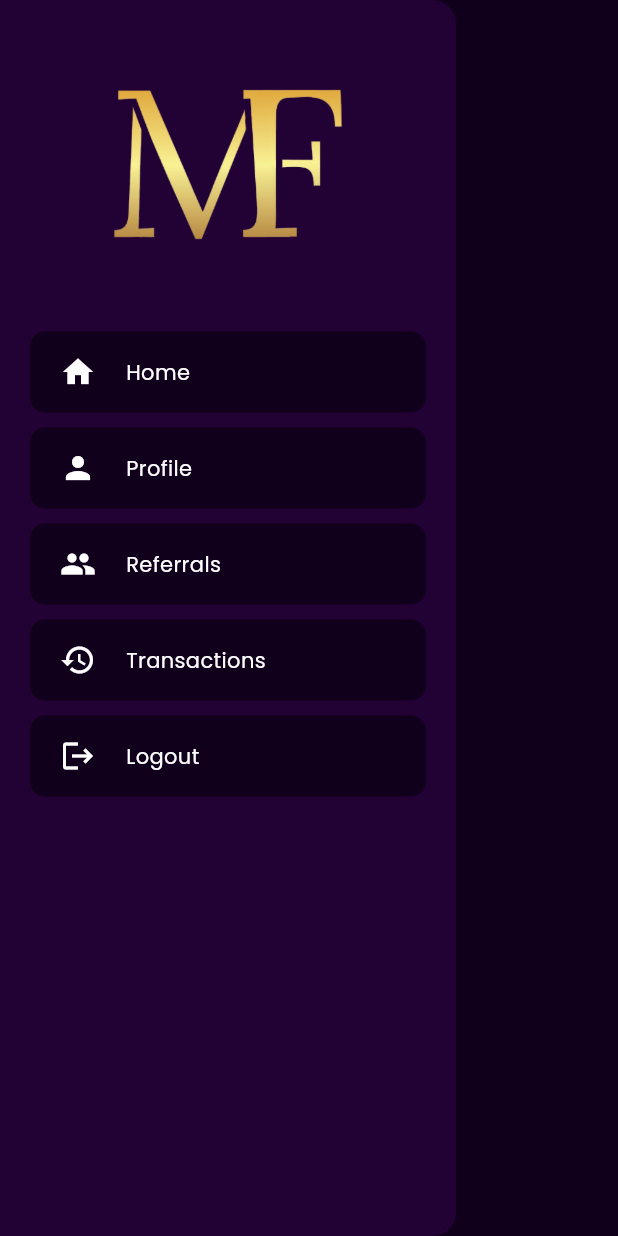
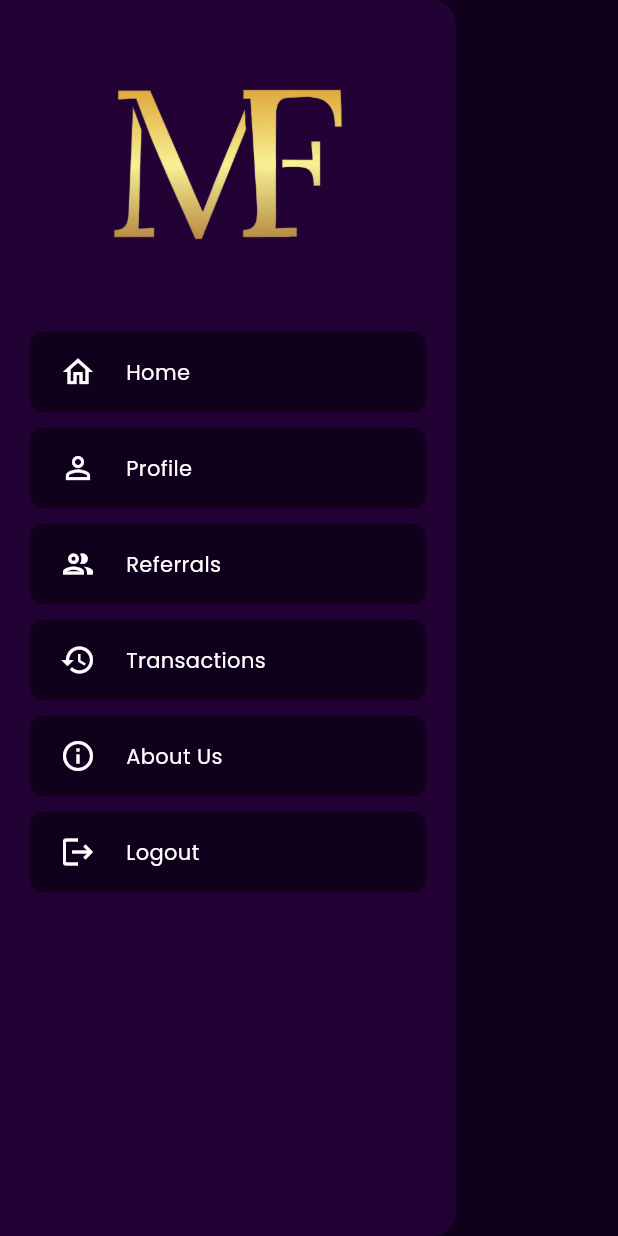
Before and after one commit to haadiyaa/mainford, a Flutter app: the MyDrawer widget shown alone on an empty page, opened directly, on a phone screen of 412 x 824 dp. Run offline on Flutter 3.47's test engine with Material 3 defaults, Android fonts, the light colour scheme and no system bars; our stand-ins replace another_flutter_splash_screen, card_swiper, connectivity_plus, image_picker, internet_connection_checker, quickalert and 5 more; missing offline and left inert: screen_protector; accounts and stored records are empty; network calls fail; project files that could hold a hidden picture were left out.

Commit message:
some details added

```diff
--- a/lib/view/view/home/widgets/mydrawer.dart
+++ b/lib/view/view/home/widgets/mydrawer.dart
@@ -3,6 +3,7 @@ import 'package:main_ford/controller/authprovider.dart';
 import 'package:main_ford/resources/appcolors.dart';
 import 'package:main_ford/resources/constants.dart';
 import 'package:main_ford/view/view/authentication/view/loginpage.dart';
+import 'package:main_ford/view/view/contactus/view/contactuspage.dart';
 import 'package:main_ford/view/view/home/widgets/customlisttile.dart';
 import 'package:main_ford/view/view/profile/view/profilepage.dart';
 import 'package:main_ford/view/view/refer/view/referpage.dart';
@@ -41,7 +42,7 @@ class MyDrawer extends StatelessWidget {
           Column(
             children: [
               CustomListTile(
-                icon: Icons.home,
+                icon: Icons.home_outlined,
                 text: 'Home',
                 onTap: () {
                   Navigator.pop(context);
@@ -50,7 +51,7 @@ class MyDrawer extends StatelessWidget {
                 },
               ),
               CustomListTile(
-                icon: Icons.person,
+                icon: Icons.person_outline,
                 text: 'Profile',
                 onTap: () {
                   Navigator.pop(context);
@@ -59,7 +60,7 @@ class MyDrawer extends StatelessWidget {
                 },
               ),
               CustomListTile(
-                icon: Icons.group,
+                icon: Icons.group_outlined,
                 text: 'Referrals',
                 onTap: () {
                   Navigator.pop(context);
@@ -76,6 +77,17 @@ class MyDrawer extends StatelessWidget {
                       context,
                       MaterialPageRoute(
                           builder: (_) => const TransactionsPage()));
+                },
+              ),
+              CustomListTile(
+                icon: Icons.info_outline,
+                text: 'About Us',
+                onTap: () {
+                  Navigator.pop(context);
+                  Navigator.push(
+                      context,
+                      MaterialPageRoute(
+                          builder: (_) => const ContactUsPage()));
                 },
               ),
               CustomListTile(
```
Also changed, not shown: lib/view/view/contactus/view/contactuspage.dart (added, +26 -0 lines).
